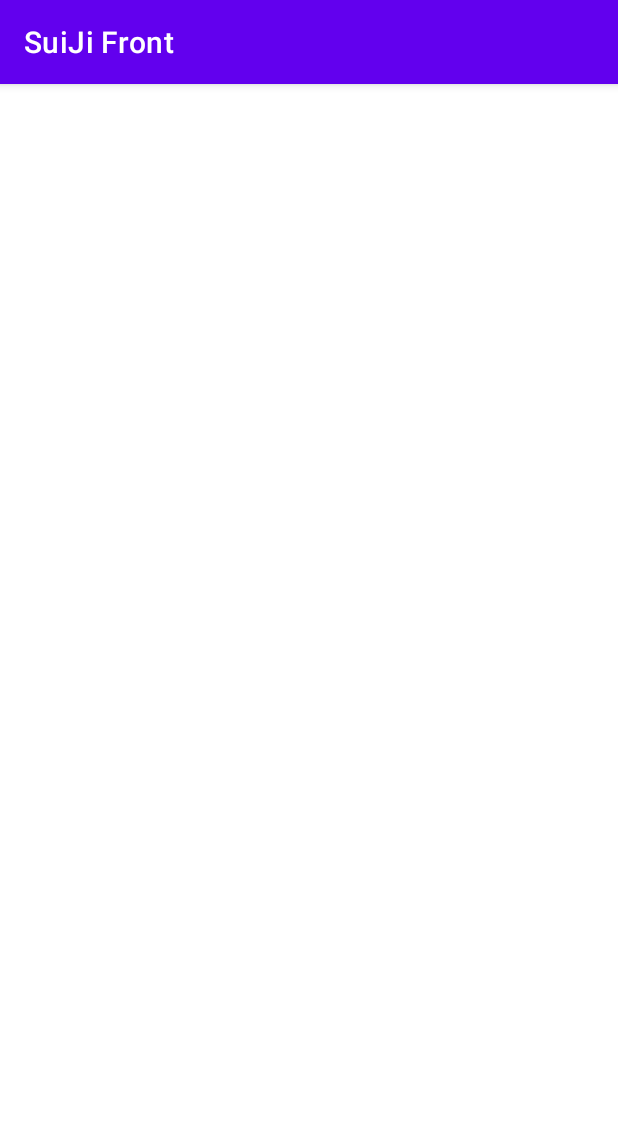
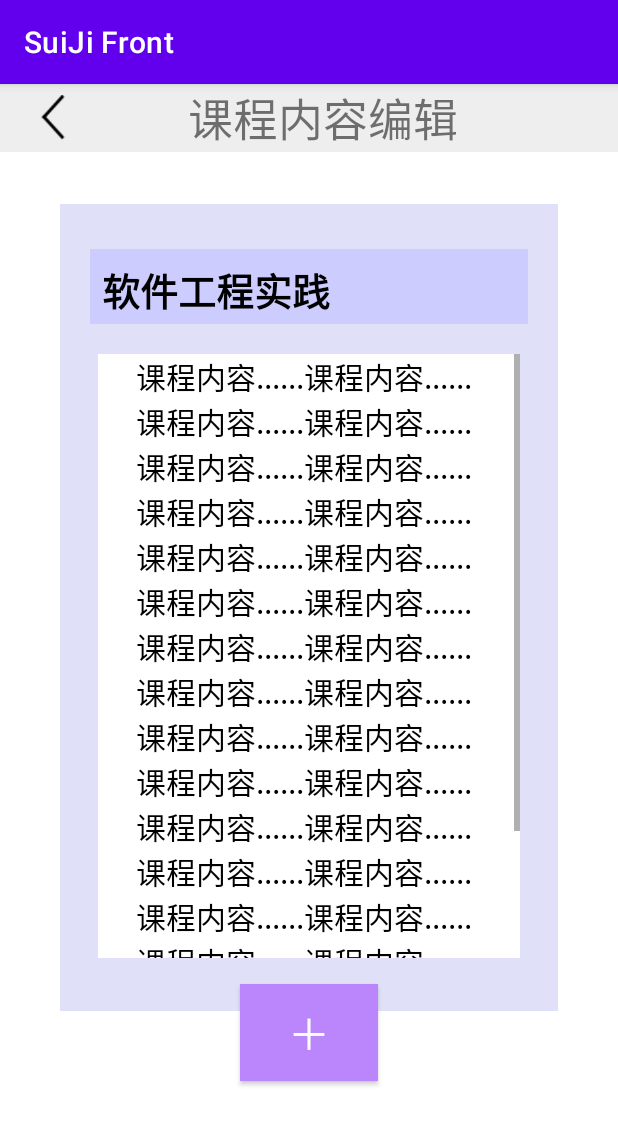
Before and after one commit to libingmoma/suiji, an Android app: the CsContentEditActivity screen opened directly, with no data from a screen before it, on a phone screen of 412 x 824 dp. Shown: the top 1125 px of the screen. Run offline under Robolectric (Android 15) with nearby library versions, the phone set to English and light mode, and no system bars.

Commit message:
wyy 8th 课程内容编辑

```diff
--- a/app/src/main/java/com/example/suijifront/CsContentActivity.java
+++ b/app/src/main/java/com/example/suijifront/CsContentActivity.java
@@ -5,11 +5,13 @@ import androidx.appcompat.app.AppCompatActivity;
 import android.content.Intent;
 import android.os.Bundle;
 import android.view.View;
+import android.widget.Button;
 import android.widget.ImageView;
 
 public class CsContentActivity extends AppCompatActivity {
 
     private ImageView cs_content_back;
+    private Button edit2;
 
     @Override
     protected void onCreate(Bundle savedInstanceState) {
@@ -24,5 +26,14 @@ public class CsContentActivity extends AppCompatActivity {
                 startActivity(intent);
             }
         });
+
+        edit2=(Button) findViewById(R.id.edit2);
+        edit2.setOnClickListener(new View.OnClickListener() {
+            @Override
+            public void onClick(View v) {
+                Intent intent=new Intent(CsContentActivity.this, CsContentEditActivity.class);
+                startActivity(intent);
+            }
+        });
     }
 }
--- a/app/src/main/java/com/example/suijifront/CsContentEditActivity.java
+++ b/app/src/main/java/com/example/suijifront/CsContentEditActivity.java
@@ -2,13 +2,28 @@ package com.example.suijifront;
 
 import androidx.appcompat.app.AppCompatActivity;
 
+import android.content.Intent;
 import android.os.Bundle;
+import android.view.View;
+import android.widget.Button;
+import android.widget.ImageView;
 
 public class CsContentEditActivity extends AppCompatActivity {
+
+    private ImageView cs_content_edit_back;
 
     @Override
     protected void onCreate(Bundle savedInstanceState) {
         super.onCreate(savedInstanceState);
         setContentView(R.layout.activity_cs_content_edit);
+
+        cs_content_edit_back=(ImageView) findViewById(R.id.cs_content_edit_back);
+        cs_content_edit_back.setOnClickListener(new View.OnClickListener() {
+            @Override
+            public void onClick(View v) {
+                Intent intent=new Intent(CsContentEditActivity.this, CsContentActivity.class);
+                startActivity(intent);
+            }
+        });
     }
 }
--- a/app/src/main/res/layout/activity_cs_content_edit.xml
+++ b/app/src/main/res/layout/activity_cs_content_edit.xml
@@ -1,9 +1,119 @@
 <?xml version="1.0" encoding="utf-8"?>
-<androidx.constraintlayout.widget.ConstraintLayout xmlns:android="http://schemas.android.com/apk/res/android"
+<LinearLayout xmlns:android="http://schemas.android.com/apk/res/android"
     xmlns:app="http://schemas.android.com/apk/res-auto"
     xmlns:tools="http://schemas.android.com/tools"
     android:layout_width="match_parent"
     android:layout_height="match_parent"
-    tools:context=".CsContentEditActivity">
+    android:orientation="vertical"
+    tools:context=".MessageLogInActivity">
 
-</androidx.constraintlayout.widget.ConstraintLayout>
+    <RelativeLayout
+        android:layout_width="match_parent"
+        android:layout_height="match_parent"
+        android:background="#FFFFFF">
+
+        <LinearLayout
+            android:layout_width="match_parent"
+            android:layout_height="wrap_content"
+            android:background="#EEEEEE"
+            app:layout_constraintTop_toTopOf="parent">
+
+            <ImageView
+                android:id='@+id/cs_content_edit_back'
+                android:layout_width="30dp"
+                android:layout_height="30dp"
+                android:layout_gravity="center"
+                android:layout_marginLeft="20dp"
+                android:background="@drawable/base_action_back"
+                android:backgroundTint="@color/black" />
+
+            <TextView
+                android:id="@+id/title1"
+                android:layout_width="wrap_content"
+                android:layout_height="wrap_content"
+                android:layout_gravity="center_horizontal"
+                android:layout_marginStart="75dp"
+                android:text="课程内容编辑"
+                android:textSize="30dp" />
+        </LinearLayout>
+
+        <RelativeLayout
+            android:layout_width="match_parent"
+            android:layout_height="match_parent"
+            android:layout_marginLeft="40dp"
+            android:layout_marginTop="80dp"
+            android:layout_marginRight="40dp"
+            android:layout_marginBottom="150dp"
+            android:background="@color/purple_300"
+            app:backgroundTint="@color/purple_300">
+
+            <TextView
+                android:id="@+id/courseName"
+                android:layout_width="match_parent"
+                android:layout_height="50dp"
+                android:layout_marginLeft="20dp"
+                android:layout_marginTop="30dp"
+                android:layout_marginRight="20dp"
+                android:padding="8sp"
+                android:background="@color/purple_400"
+                android:gravity=""
+                android:text="软件工程实践"
+                android:textColor="@color/black"
+                android:textSize="25dp"
+                android:textStyle="bold">
+
+            </TextView>
+
+            <ScrollView
+                android:layout_width="match_parent"
+                android:layout_height="match_parent"
+                android:layout_marginLeft="25dp"
+                android:layout_marginTop="100dp"
+                android:layout_marginRight="25dp"
+                android:layout_marginBottom="35dp"
+                android:background="@color/white">
+
+                <TextView
+                    android:id="@+id/t_cs_content"
+                    android:layout_width="match_parent"
+                    android:layout_height="match_parent"
+                    android:layout_marginLeft="25dp"
+                    android:layout_marginTop="0dp"
+                    android:layout_marginRight="25dp"
+                    android:text=
+                        "课程内容......课程内容......课程内容......课程内容......
+                    课程内容......课程内容......课程内容......课程内容......
+                    课程内容......课程内容......课程内容......课程内容......
+                    课程内容......课程内容......课程内容......课程内容......
+                    课程内容......课程内容......课程内容......课程内容......
+                    课程内容......课程内容......课程内容......课程内容......
+                    课程内容......课程内容......课程内容......课程内容......
+                    课程内容......课程内容......课程内容......课程内容......
+                    课程内容......课程内容......"
+                    android:textColor="@color/black"
+                    android:textSize="20sp">
+
+                </TextView>
+
+            </ScrollView>
+
+        </RelativeLayout>
+
+        <Button
+            android:id="@+id/add_pic"
+            android:layout_width="match_parent"
+            android:layout_height="wrap_content"
+            android:layout_marginLeft="160dp"
+            android:layout_marginTop="600dp"
+            android:layout_marginRight="160dp"
+            android:background="#FFBB86"
+            android:padding="5dp"
+            android:text="＋"
+            android:textColor="@android:color/white"
+            android:textSize="28sp"
+            android:visibility="visible"
+            app:backgroundTint="@color/purple_200" />
+
+    </RelativeLayout>
+
+</LinearLayout>
```
